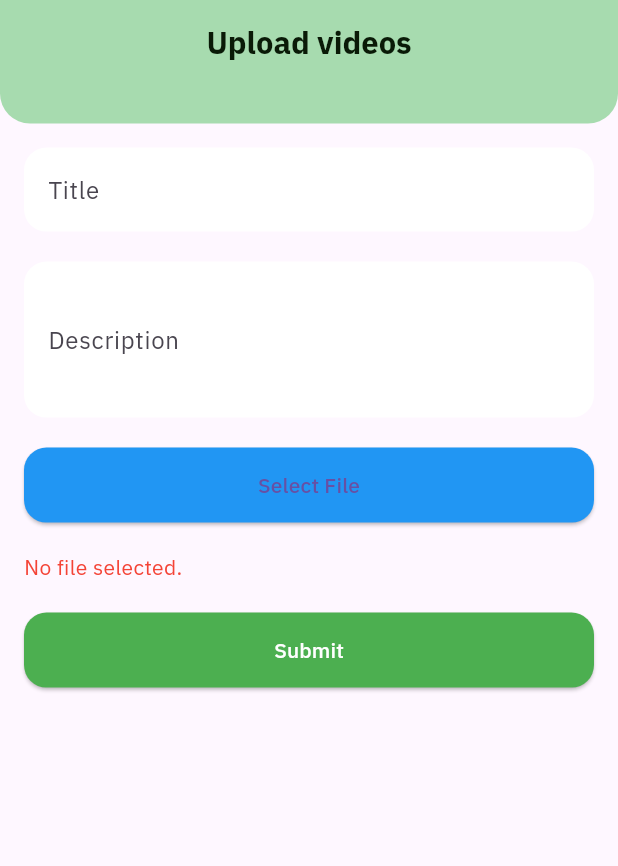
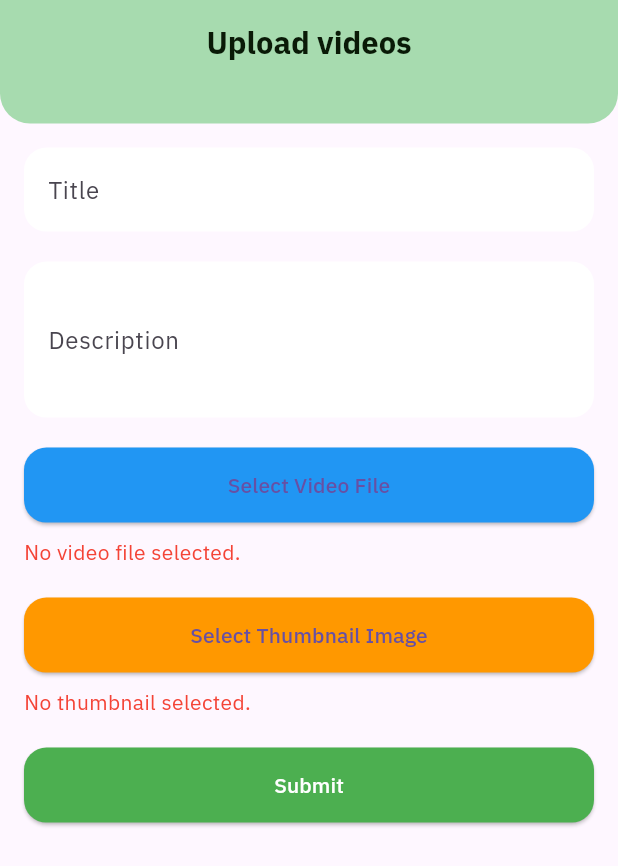
Before and after one commit to SIVANESANTN31/TRACHCARE, a Flutter app: the VideoUploadPage screen opened directly, on a phone screen of 412 x 824 dp. Shown: the top 866 px of the screen. Run offline on Flutter 3.47's test engine with Material 3 defaults, Android fonts, the phone set to English and light mode, and no system bars; our stand-ins replace animate_do, chewie, file_picker, flutter_carousel_widget, font_awesome_flutter, gap and 8 more; missing offline and left inert: dart:ffi, media_kit, media_kit_video; accounts and stored records are empty.

Commit message:
IOS LAB commit

```diff
--- a/Frontend/trachcare/lib/Screens/Views/Admin/Adminscreens/Addvideos.dart
+++ b/Frontend/trachcare/lib/Screens/Views/Admin/Adminscreens/Addvideos.dart
@@ -4,7 +4,7 @@
 import 'package:path/path.dart' as path;
 import 'package:toastification/toastification.dart';
 import 'package:trachcare/Api/DataStore/Datastore.dart';
-import 'package:trachcare/Screens/Views/Admin/Adminscreens/videolist.dart';
+
 import '../../../../Api/Apiurl.dart';
 import '../../../../components/NAppbar.dart';
 import '../../../../style/utils/Dimention.dart';
@@ -20,55 +20,72 @@
   final TextEditingController _titleController = TextEditingController();
   final TextEditingController _descriptionController = TextEditingController();
   String? _filePath;
+  String? _thumbnailPath;
 
   String get doctorId => Doctor_id;
-
   String get patientId => patient_id;
 
   Future<void> _pickFile() async {
-    // Validate the form first before allowing file selection
     if (_formKey.currentState!.validate()) {
-      FilePickerResult? result = await FilePicker.platform.pickFiles();
+      FilePickerResult? result = await FilePicker.platform.pickFiles(type: FileType.video);
 
       if (result != null) {
         setState(() {
           _filePath = result.files.single.path;
         });
-        print('File path: $_filePath');
+        print('Video file path: $_filePath');
       } else {
-        print('No file selected');
+        print('No video file selected');
       }
     } else {
-      // Show error message if form validation fails
       ScaffoldMessenger.of(context).showSnackBar(
         SnackBar(content: Text('Please fill in all fields before selecting a video file.')),
       );
     }
   }
 
+  Future<void> _pickThumbnail() async {
+    FilePickerResult? result = await FilePicker.platform.pickFiles(type: FileType.image);
+
+    if (result != null) {
+      setState(() {
+        _thumbnailPath = result.files.single.path;
+      });
+      print('Thumbnail path: $_thumbnailPath');
+    } else {
+      print('No thumbnail selected');
+    }
+  }
+
   Future<void> _submitForm() async {
     if (_formKey.currentState!.validate()) {
-      if (_filePath == null) {
+      if (_filePath == null || _thumbnailPath == null) {
         ScaffoldMessenger.of(context).showSnackBar(
-          SnackBar(content: Text('Please select a video file')),
+          SnackBar(content: Text('Please select both a video and a thumbnail image.')),
         );
         return;
       }
 
       var request = http.MultipartRequest('POST', Uri.parse(Addvideos));
-      var videoFileName = _filePath;
       request.fields['title'] = _titleController.text;
       request.fields['description'] = _descriptionController.text;
+
+      // Attach video file
       request.files.add(await http.MultipartFile.fromPath(
         'videoFile',
-        videoFileName!,
-        filename: path.basename(videoFileName),
+        _filePath!,
+        filename: path.basename(_filePath!),
       ));
 
-      // Send the request to the server
+      // Attach thumbnail image
+      request.files.add(await http.MultipartFile.fromPath(
+        'thumbnailImage',
+        _thumbnailPath!,
+        filename: path.basename(_thumbnailPath!),
+      ));
+
       var response = await request.send();
 
-      // Check the response status
       if (response.statusCode == 200) {
         var responseBody = await response.stream.bytesToString();
         print('Upload success: $responseBody');
@@ -77,15 +94,15 @@
           _titleController.clear();
           _descriptionController.clear();
           _filePath = null;
+          _thumbnailPath = null;
         });
-
 
         toastification.show(
           type: ToastificationType.success,
           alignment: Alignment.bottomRight,
           style: ToastificationStyle.flatColored,
           context: context,
-          title: Text('Successfully video uploaded!!!  🎉'),
+          title: Text('Successfully uploaded video and thumbnail! 🎉'),
           showProgressBar: false,
           icon: const Icon(Icons.check_circle_outline, color: Colors.green),
           showIcon: true,
@@ -133,11 +150,6 @@
                   }
                   return null;
                 },
-                onChanged: (value) {
-                  setState(() {
-                   _formKey.currentState?.validate();
-                  });
-                },
               ),
               SizedBox(height: 20),
               TextFormField(
@@ -158,11 +170,6 @@
                   }
                   return null;
                 },
-                onChanged: (value) {
-                  setState(() {
-                   _formKey.currentState?.validate();
-                  });
-                },
               ),
               SizedBox(height: 20),
               ElevatedButton(
@@ -174,17 +181,38 @@
                   ),
                 ),
                 onPressed: _pickFile,
-                child: Text('Select File'),
+                child: Text('Select Video File'),
+              ),
+              SizedBox(height: 10),
+              _filePath != null
+                  ? Text(
+                      'Video file selected',
+                      style: TextStyle(color: Colors.green),
+                    )
+                  : Text(
+                      'No video file selected.',
+                      style: TextStyle(color: Colors.red),
                     ),
               SizedBox(height: 20),
-              _filePath != null
+              ElevatedButton(
+                style: ElevatedButton.styleFrom(
+                  backgroundColor: Colors.orange,
+                  minimumSize: Size(double.infinity, 50),
+                  shape: RoundedRectangleBorder(
+                    borderRadius: BorderRadius.circular(15.0),
+                  ),
+                ),
+                onPressed: _pickThumbnail,
+                child: Text('Select Thumbnail Image'),
+              ),
+              SizedBox(height: 10),
+              _thumbnailPath != null
                   ? Text(
-                      'File Selected ',
-                      style: TextStyle(
-                          color: const Color.fromARGB(255, 7, 196, 0)),
+                      'Thumbnail selected',
+                      style: TextStyle(color: Colors.green),
                     )
                   : Text(
-                      'No file selected.',
+                      'No thumbnail selected.',
                       style: TextStyle(color: Colors.red),
                     ),
               SizedBox(height: 20),
--- a/Frontend/trachcare/lib/Screens/Views/Admin/Adminscreens/Profileviewpage.dart
+++ b/Frontend/trachcare/lib/Screens/Views/Admin/Adminscreens/Profileviewpage.dart
@@ -8,11 +8,9 @@
 import "../../../../Api/DataStore/Datastore.dart";
 import "../../../../components/custom_button.dart";
 import "../../../../style/colors.dart";
-// import "../../../../style/utils/Dimention.dart";
 import 'package:http/http.dart' as http;
+import "editprofile.dart";
 
-import "editprofile.dart";
-// import 'package:onboarding/utils/profilefield.dart';
 class a_ProfilePage extends StatefulWidget {
 
 a_ProfilePage( {super.key, });
```
Also changed, not shown: Frontend/trachcare/lib/Screens/Views/Admin/Adminscreens/videolist.dart (+24 -27 lines), 4 other files. Lines whose indentation alone changed are shown as unchanged.
